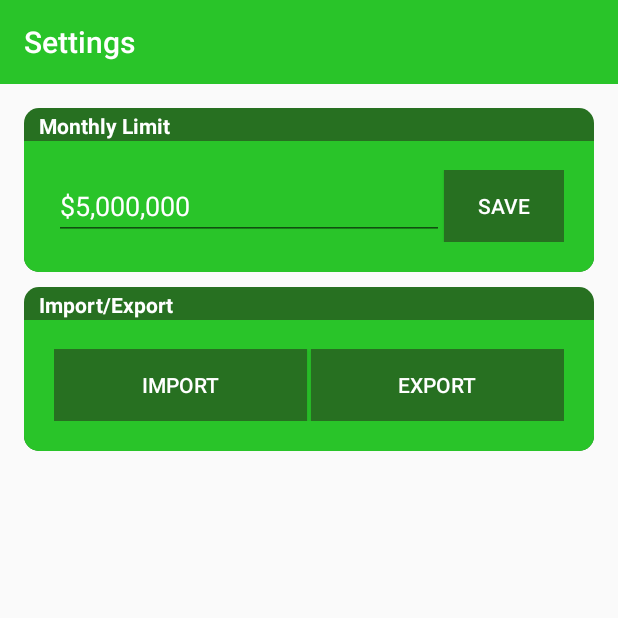
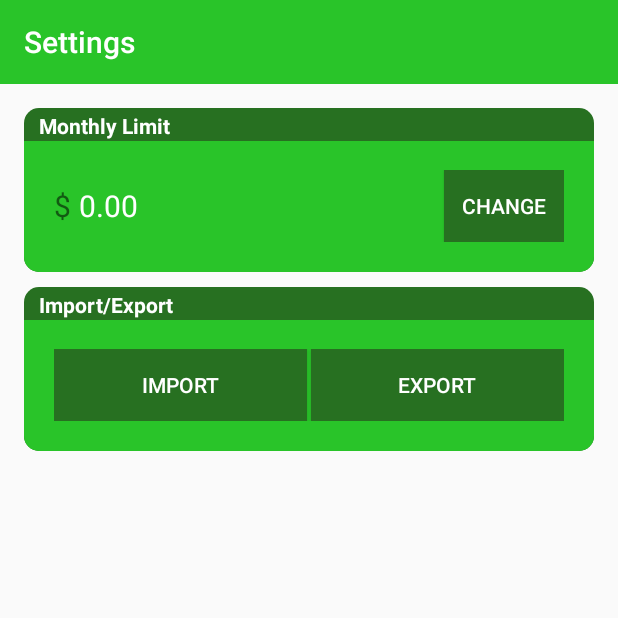
Before and after one commit to SPKB24/MobileAppDev-FinalProject, an Android app: the SettingsActivity screen opened directly, with no data from a screen before it, after a tap on "CHANGE", on a phone screen of 412 x 824 dp, the top half of it. Run offline under Robolectric (Android 15) with nearby library versions, the phone set to English and light mode, and no system bars; libraries missing offline, so code that uses them is left out: com.afollestad.materialdialogs, com.mikepenz.fontawesome_typeface_library, com.mikepenz.materialdrawer; 7 statements that could not run were skipped.

Commit message:
Complete monthly limit editor and code cleanup

```diff
--- a/app/OnYourMark/app/build.gradle
+++ b/app/OnYourMark/app/build.gradle
@@ -33,11 +33,11 @@ dependencies {
     implementation 'com.irozon.sneaker:sneaker:1.0.1'
     implementation 'com.mindorks:paracamera:0.2.2'
     implementation 'com.github.PhilJay:MPAndroidChart:v3.0.2'
+    implementation 'com.afollestad.material-dialogs:core:0.9.5.0'
 
     // Hamburger Menu Requirements
     implementation("com.mikepenz:materialdrawer:6.0.2@aar") { transitive = true }
     implementation "com.android.support:recyclerview-v7:26.1.0"
     implementation "com.android.support:support-annotations:27.0.1"
-    implementation "com.android.support:design:26.1.0"
     implementation "com.mikepenz:fontawesome-typeface:4.7.0.2@aar"
 }
--- /dev/null
+++ b/app/OnYourMark/app/src/main/java/com/example/mikezurawski/onyourmark/other/SharedPreferenceHandler.java
@@ -0,0 +1,34 @@
+package com.example.mikezurawski.onyourmark.other;
+
+import android.content.Context;
+import android.content.SharedPreferences;
+
+import static android.content.Context.MODE_PRIVATE;
+
+/**
+ * Created by sohit on 11/22/17.
+ */
+
+public class SharedPreferenceHandler {
+
+    private Context context;
+    private SharedPreferences preferences;
+
+    private final String SHARED_PREFS_KEY = "on_your_mark_prefs";
+    private final String SHARED_PREFS_MONTHLY_LIMIT_KEY = "limit";
+
+    public SharedPreferenceHandler(final Context _context) {
+        this.context = _context;
+        this.preferences = this.context.getSharedPreferences(SHARED_PREFS_KEY, MODE_PRIVATE);
+    }
+
+    public void storeFloat(final Float input) {
+        SharedPreferences.Editor edit = preferences.edit();
+        edit.putFloat(SHARED_PREFS_MONTHLY_LIMIT_KEY, input);
+        edit.apply();
+    }
+
+    public Float getFloat() {
+        return this.preferences.getFloat(SHARED_PREFS_MONTHLY_LIMIT_KEY, 0.0f);
+    }
+}
--- a/app/OnYourMark/app/src/main/java/com/example/mikezurawski/onyourmark/views/SettingsActivity.java
+++ b/app/OnYourMark/app/src/main/java/com/example/mikezurawski/onyourmark/views/SettingsActivity.java
@@ -1,57 +1,86 @@
 package com.example.mikezurawski.onyourmark.views;
 
+import android.content.Context;
+import android.support.annotation.NonNull;
 import android.support.v7.app.AppCompatActivity;
 import android.os.Bundle;
+import android.text.InputType;
 import android.view.View;
 import android.widget.Button;
-import android.widget.EditText;
-import android.widget.LinearLayout;
 import android.widget.TextView;
 import android.widget.Toast;
 
+import com.afollestad.materialdialogs.MaterialDialog;
 import com.example.mikezurawski.onyourmark.R;
+import com.example.mikezurawski.onyourmark.other.SharedPreferenceHandler;
 
 public class SettingsActivity extends AppCompatActivity {
 
-    LinearLayout view_monthly_limit_layout;
-    LinearLayout change_monthly_limit_layout;
     TextView monthly_limit_text;
-    EditText monthly_limit_input;
     Button monthly_limit_edit_btn;
-    Button monthly_limit_save_btn;
+
+    SharedPreferenceHandler preferences;
+
+    Context context;
 
     @Override
     protected void onCreate(Bundle savedInstanceState) {
         super.onCreate(savedInstanceState);
         setContentView(R.layout.activity_settings);
 
+        context = this;
+        preferences = new SharedPreferenceHandler(this);
+
         new HamburgerMenuHandler(this, R.id.toolbar_settings, "Settings", 3).init();
 
-        view_monthly_limit_layout = findViewById(R.id.view_monthly_limit_layout);
-        change_monthly_limit_layout = findViewById(R.id.change_monthly_limit_layout);
         monthly_limit_text = findViewById(R.id.monthly_limit_text);
-        monthly_limit_input = findViewById(R.id.monthly_limit_input);
-
         monthly_limit_edit_btn = findViewById(R.id.monthly_limit_edit_btn);
         monthly_limit_edit_btn.setOnClickListener(new View.OnClickListener() {
             @Override
             public void onClick(View view) {
-                view_monthly_limit_layout.setVisibility(View.GONE);
-                change_monthly_limit_layout.setVisibility(View.VISIBLE);
-                Toast.makeText(getApplicationContext(), "Click Edit Btn", Toast.LENGTH_SHORT).show();
+
+                new MaterialDialog.Builder(context)
+                        .title("Change Monthly limit")
+                        .inputType(InputType.TYPE_CLASS_PHONE)
+                        .input("ex. 200.00", "", new MaterialDialog.InputCallback() {
+                            @Override
+                            public void onInput(@NonNull MaterialDialog dialog, CharSequence input) {
+                                String inputText = input.toString();
+                                Float inputFloat = convertStringToFloat(inputText);
+
+                                if (validateInputValue(inputText)) {
+                                    preferences.storeFloat(inputFloat);
+                                    monthly_limit_text.setText(convertFloatToString(inputFloat));
+                                } else if (!inputText.isEmpty()){
+                                    Toast.makeText(getApplicationContext(), "Invalid input", Toast.LENGTH_SHORT).show();
+                                }
+                            }
+                        }).show();
             }
         });
 
-        monthly_limit_save_btn = findViewById(R.id.monthly_limit_save_btn);
-        monthly_limit_save_btn.setOnClickListener(new View.OnClickListener() {
-            @Override
-            public void onClick(View view) {
-                view_monthly_limit_layout.setVisibility(View.VISIBLE);
-                change_monthly_limit_layout.setVisibility(View.GONE);
+        initMonthlyDisplay();
+    }
 
-                Toast.makeText(getApplicationContext(), "Click Save Btn", Toast.LENGTH_SHORT).show();
-                // Do more stuff to save the new value in SystemPrefs and display in the new text view
-            }
-        });
+    private void initMonthlyDisplay() {
+        Float monthly_limit = preferences.getFloat();
+        monthly_limit_text.setText(convertFloatToString(monthly_limit));
+    }
+
+    private boolean validateInputValue(final String input) {
+        Float value = convertStringToFloat(input);
+        return value != null;
+    }
+
+    private Float convertStringToFloat(final String input) {
+        try {
+            return Float.parseFloat(input);
+        } catch (NumberFormatException ex) {
+            return null;
+        }
+    }
+
+    private String convertFloatToString(final Float input) {
+        return String.format("%.2f", input);
     }
 }
--- a/app/OnYourMark/app/src/main/res/layout/activity_settings.xml
+++ b/app/OnYourMark/app/src/main/res/layout/activity_settings.xml
@@ -41,17 +41,25 @@
 
             <!-- View Monthly Limit Section -->
             <LinearLayout
-                android:id="@+id/view_monthly_limit_layout"
-                android:visibility="visible"
                 android:padding="20dp"
                 android:orientation="horizontal"
                 android:layout_width="match_parent"
                 android:layout_height="wrap_content">
 
                 <TextView
+                    android:layout_gravity="center_vertical"
+                    android:gravity="center_vertical"
+                    android:layout_marginEnd="5dp"
+                    android:textSize="20dp"
+                    android:layout_width="wrap_content"
+                    android:layout_height="match_parent"
+                    android:text="$"/>
+
+                <TextView
                     android:id="@+id/monthly_limit_text"
                     android:textColor="@color/colorWhite"
-                    android:text="$5,000,000"
+                    android:text=""
+                    android:textSize="20dp"
                     android:layout_width="0dp"
                     android:layout_weight="1"
                     android:layout_height="wrap_content"
@@ -62,39 +70,6 @@
                     android:id="@+id/monthly_limit_edit_btn"
                     android:textColor="@color/colorWhite"
                     android:text="Change"
-                    android:outlineProvider="background"
-                    android:background="@color/colorPrimaryDark"
-                    android:layout_gravity="end"
-                    android:gravity="center"
-                    android:layout_width="80dp"
-                    android:layout_weight="0"
-                    android:layout_height="wrap_content" />
-
-            </LinearLayout>
-
-            <!-- Change Monthly Limit Section -->
-            <LinearLayout
-                android:id="@+id/change_monthly_limit_layout"
-                android:visibility="gone"
-                android:padding="20dp"
-                android:orientation="horizontal"
-                android:layout_width="match_parent"
-                android:layout_height="wrap_content">
-
-                <EditText
-                    android:textColor="@color/colorWhite"
-                    android:id="@+id/monthly_limit_input"
-                    android:text="$5,000,000"
-                    android:layout_width="0dp"
-                    android:layout_weight="1"
-                    android:layout_height="wrap_content"
-                    android:layout_gravity="center_vertical"
-                    android:gravity="center_vertical"/>
-
-                <Button
-                    android:id="@+id/monthly_limit_save_btn"
-                    android:textColor="@color/colorWhite"
-                    android:text="Save"
                     android:outlineProvider="background"
                     android:background="@color/colorPrimaryDark"
                     android:layout_gravity="end"
```
Also changed, not shown: app/OnYourMark/app/src/main/java/com/example/mikezurawski/onyourmark/views/HamburgerMenuHandler.java (+8 -15 lines).
